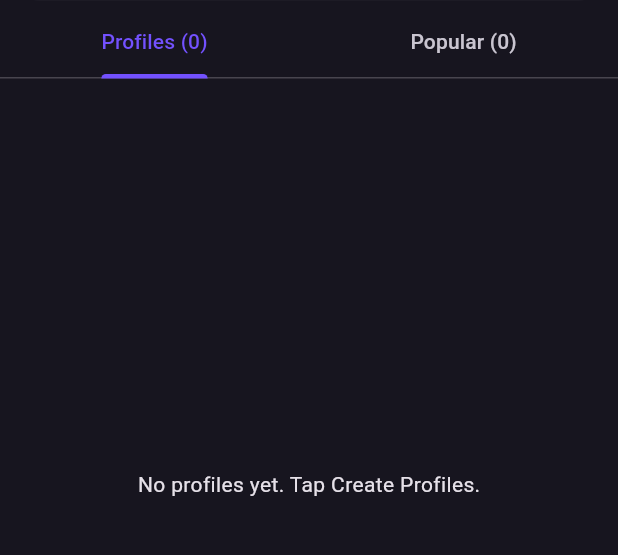
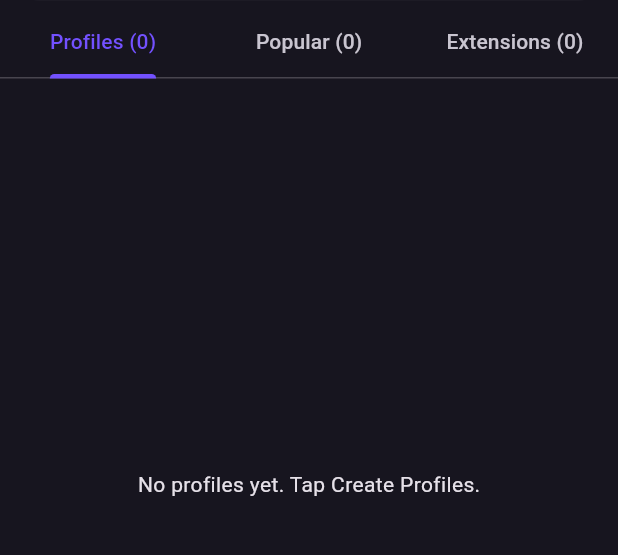
Before and after one commit to iam4all26/KBrowser, a Flutter app: the screen it shows after launch, on a phone screen of 412 x 824 dp, the part 346-901 px from its top. Run offline on Flutter 3.47's test engine with Material 3 defaults, Android fonts, the phone set to English and light mode, and no system bars; our stand-ins replace image_picker, sqflite; accounts and stored records are empty.

Commit message:
Add 5, update 7 files
Added:
- lib/features/extensions/extensions_tab.dart
- lib/features/extensions/profile_extensions_screen.dart
- lib/features/extensions/userscript.dart
- lib/models/user_extension.dart
- lib/services/extension_service.dart

Updated:
- lib/core/database/app_database.dart
- lib/features/browser/browser_screen.dart
- lib/features/profiles/profile_dashboard_screen.dart
- lib/services/home_service.dart
- lib/services/profile_service.dart
- packages/kmulti_profiles/android/src/main/kotlin/com/kainuwa/kmultibrowser/profiles/KWebView.kt
- packages/kmulti_profiles/lib/kmulti_profiles.dart

```diff
--- a/lib/core/database/app_database.dart
+++ b/lib/core/database/app_database.dart
@@ -2,7 +2,7 @@ import 'package:sqflite/sqflite.dart';
 
 class AppDatabase {
   static const _file = 'k_multi_browser.db';
-  static const _version = 6;
+  static const _version = 7;
 
   static Future<Database> open() async {
     final dir = await getDatabasesPath();
@@ -30,6 +30,7 @@ CREATE TABLE profiles (
         await _createV4(db);
         await _createV5(db);
         await _createV6(db);
+        await _createV7(db);
       },
       onUpgrade: (db, oldVersion, newVersion) async {
         if (oldVersion < 2) await _createV2(db);
@@ -45,8 +46,33 @@ CREATE TABLE profiles (
         }
         if (oldVersion < 5) await _createV5(db);
         if (oldVersion < 6) await _createV6(db);
+        if (oldVersion < 7) await _createV7(db);
       },
     );
+  }
+
+  /// Version 7: extensions (library added at the main Home) and per-profile switches.
+  static Future<void> _createV7(Database db) async {
+    await db.execute('''
+CREATE TABLE extensions (
+    id INTEGER PRIMARY KEY AUTOINCREMENT,
+    name TEXT NOT NULL,
+    version TEXT NOT NULL DEFAULT '',
+    description TEXT NOT NULL DEFAULT '',
+    matches TEXT NOT NULL DEFAULT '',
+    excludes TEXT NOT NULL DEFAULT '',
+    run_at TEXT NOT NULL DEFAULT 'document-idle',
+    code TEXT NOT NULL,
+    source_url TEXT,
+    created_at INTEGER NOT NULL
+)''');
+    await db.execute('''
+CREATE TABLE profile_extensions (
+    profile_id TEXT NOT NULL,
+    extension_id INTEGER NOT NULL,
+    enabled INTEGER NOT NULL DEFAULT 1,
+    PRIMARY KEY (profile_id, extension_id)
+)''');
   }
 
   /// Version 6: Popular sites on the main Home (app-wide, not per profile).
--- a/lib/features/profiles/profile_dashboard_screen.dart
+++ b/lib/features/profiles/profile_dashboard_screen.dart
@@ -1,3 +1,4 @@
+import '../extensions/extensions_tab.dart';
 import '../home/home_stats_strip.dart';
 import '../home/popular_tab.dart';
 import '../home/shortcut_dialog.dart';
@@ -7,6 +8,7 @@ import 'package:flutter/material.dart';
 import '../../core/theme/app_theme.dart';
 import '../../models/app_profile.dart';
 import '../../models/home_shortcut.dart';
+import '../../services/extension_service.dart';
 import '../../services/home_service.dart';
 import '../../services/profile_service.dart';
 import '../browser/browser_screen.dart';
@@ -25,7 +27,8 @@ class ProfileDashboardScreen extends StatefulWidget {
 
 class _ProfileDashboardScreenState extends State<ProfileDashboardScreen>
     with SingleTickerProviderStateMixin {
-  late final TabController _tabCtl = TabController(length: 2, vsync: this);
+  late final TabController _tabCtl = TabController(length: 3, vsync: this);
+  late final ExtensionService _ext = ExtensionService(widget.service.db);
   late final HomeService _home = HomeService(widget.service.db);
   HomeStats? _stats;
   final Set<String> _selected = {};
@@ -45,13 +48,17 @@ class _ProfileDashboardScreenState extends State<ProfileDashboardScreen>
     });
     _home.addListener(_refreshStats);
     _s.addListener(_refreshStats);
+    _ext.addListener(_refreshStats);
     _home.load();
+    _ext.load();
     _refreshStats();
   }
 
   @override
   void dispose() {
     _home.removeListener(_refreshStats);
+    _ext.removeListener(_refreshStats);
+    _ext.dispose();
     _s.removeListener(_refreshStats);
     _home.dispose();
     _tabCtl.dispose();
@@ -63,6 +70,8 @@ class _ProfileDashboardScreenState extends State<ProfileDashboardScreen>
     final st = await _home.stats();
     if (mounted) setState(() => _stats = st);
   }
+
+  Future<void> _addExtension() => showAddExtensionFlow(context, _ext);
 
   Future<void> _addSite() async {
     final r = await showShortcutDialog(context);
@@ -297,7 +306,15 @@ class _ProfileDashboardScreenState extends State<ProfileDashboardScreen>
           },
           child: Scaffold(
             appBar: _appBar(),
-            floatingActionButton: _tabCtl.index == 1
+            floatingActionButton: _tabCtl.index == 2
+                ? FloatingActionButton.extended(
+                    onPressed: _addExtension,
+                    backgroundColor: AppColors.gold,
+                    foregroundColor: AppColors.darkBase,
+                    icon: const Icon(Icons.add),
+                    label: const Text('Add extension'),
+                  )
+                : _tabCtl.index == 1
                 ? FloatingActionButton.extended(
                     onPressed: _addSite,
                     backgroundColor: AppColors.gold,
@@ -334,6 +351,7 @@ class _ProfileDashboardScreenState extends State<ProfileDashboardScreen>
                   tabs: [
                     Tab(text: 'Profiles (${_s.profiles.length})'),
                     Tab(text: 'Popular (${_stats?.shortcuts ?? 0})'),
+                    Tab(text: 'Extensions (${_stats?.extensions ?? 0})'),
                   ],
                 ),
                 Expanded(
@@ -342,6 +360,7 @@ class _ProfileDashboardScreenState extends State<ProfileDashboardScreen>
                     children: [
                       _profilesView(items),
                       PopularTab(home: _home, onOpen: _openShortcut, onToast: _toast),
+                      ExtensionsTab(service: _ext),
                     ],
                   ),
                 ),
--- /dev/null
+++ b/lib/models/user_extension.dart
@@ -0,0 +1,42 @@
+/// An extension (userscript) stored once in the main Home library.
+class UserExtension {
+  const UserExtension({
+    required this.id,
+    required this.name,
+    required this.version,
+    required this.description,
+    required this.matches,
+    required this.excludes,
+    required this.runAt,
+    required this.code,
+    required this.createdAt,
+    this.sourceUrl,
+  });
+
+  final int id;
+  final String name;
+  final String version;
+  final String description;
+  final List<String> matches; // @match / @include patterns
+  final List<String> excludes; // @exclude / @exclude-match patterns
+  final String runAt; // document-start | document-end | document-idle
+  final String code;
+  final String? sourceUrl;
+  final int createdAt;
+
+  static List<String> _lines(Object? v) =>
+      ((v as String?) ?? '').split('\n').where((e) => e.trim().isNotEmpty).toList();
+
+  factory UserExtension.fromMap(Map<String, Object?> m) => UserExtension(
+        id: m['id'] as int,
+        name: (m['name'] as String?) ?? 'Extension',
+        version: (m['version'] as String?) ?? '',
+        description: (m['description'] as String?) ?? '',
+        matches: _lines(m['matches']),
+        excludes: _lines(m['excludes']),
+        runAt: (m['run_at'] as String?) ?? 'document-idle',
+        code: (m['code'] as String?) ?? '',
+        sourceUrl: m['source_url'] as String?,
+        createdAt: m['created_at'] as int,
+      );
+}
--- /dev/null
+++ b/lib/services/extension_service.dart
@@ -0,0 +1,85 @@
+import 'package:flutter/foundation.dart';
+import 'package:sqflite/sqflite.dart';
+
+import '../features/extensions/userscript.dart';
+import '../models/user_extension.dart';
+
+/// Extension library (app-wide, added at the main Home) and which profiles use which.
+class ExtensionService extends ChangeNotifier {
+  ExtensionService(this._db);
+
+  final Database _db;
+  List<UserExtension> extensions = const [];
+  Map<int, int> usage = const {}; // extension id -> number of profiles using it
+
+  Future<void> load() async {
+    final rows = await _db.query('extensions', orderBy: 'created_at DESC, id DESC');
+    extensions = rows.map(UserExtension.fromMap).toList();
+    final u = await _db.rawQuery(
+      'SELECT extension_id AS id, COUNT(*) AS c FROM profile_extensions WHERE enabled = 1 GROUP BY extension_id',
+    );
+    usage = {for (final r in u) r['id'] as int: r['c'] as int};
+    notifyListeners();
+  }
+
+  Map<String, Object?> _values(ParsedUserscript p, String? sourceUrl) => {
+        'name': p.name,
+        'version': p.version,
+        'description': p.description,
+        'matches': p.matches.join('\n'),
+        'excludes': p.excludes.join('\n'),
+        'run_at': p.runAt,
+        'code': p.code,
+        'source_url': sourceUrl,
+      };
+
+  Future<int> add(ParsedUserscript p, {String? sourceUrl}) async {
+    final id = await _db.insert('extensions', {
+      ..._values(p, sourceUrl),
+      'created_at': DateTime.now().millisecondsSinceEpoch,
+    });
+    await load();
+    return id;
+  }
+
+  /// Replaces the code of an installed extension (profiles keep it switched on).
+  Future<void> replace(int id, ParsedUserscript p, {String? sourceUrl}) async {
+    await _db.update('extensions', _values(p, sourceUrl), where: 'id = ?', whereArgs: [id]);
+    await load();
+  }
+
+  Future<void> delete(int id) async {
+    await _db.delete('profile_extensions', where: 'extension_id = ?', whereArgs: [id]);
+    await _db.delete('extensions', where: 'id = ?', whereArgs: [id]);
+    await load();
+  }
+
+  Future<Set<int>> enabledFor(String profileId) async {
+    final rows = await _db.query(
+      'profile_extensions',
+      columns: ['extension_id'],
+      where: 'profile_id = ? AND enabled = 1',
+      whereArgs: [profileId],
+    );
+    return {for (final r in rows) r['extension_id'] as int};
+  }
+
+  Future<void> setEnabled(String profileId, int extensionId, bool on) async {
+    await _db.insert(
+      'profile_extensions',
+      {'profile_id': profileId, 'extension_id': extensionId, 'enabled': on ? 1 : 0},
+      conflictAlgorithm: ConflictAlgorithm.replace,
+    );
+    await load();
+  }
+
+  /// Ready-to-inject scripts of the extensions switched on for [profileId].
+  Future<List<String>> scriptsFor(String profileId) async {
+    final rows = await _db.rawQuery(
+      'SELECT e.* FROM extensions e JOIN profile_extensions p ON p.extension_id = e.id '
+      'WHERE p.profile_id = ? AND p.enabled = 1 ORDER BY e.id',
+      [profileId],
+    );
+    return rows.map((r) => buildInjectedScript(UserExtension.fromMap(r))).toList();
+  }
+}
--- a/lib/services/home_service.dart
+++ b/lib/services/home_service.dart
@@ -12,12 +12,14 @@ class HomeStats {
     required this.bookmarks,
     required this.history,
     required this.shortcuts,
+    this.extensions = 0,
   });
   final int profiles;
   final int tabs;
   final int bookmarks;
   final int history;
   final int shortcuts;
+  final int extensions;
 }
 
 /// App-wide Home data: the Popular sites and the stats shown above the profiles.
@@ -95,6 +97,7 @@ class HomeService extends ChangeNotifier {
       bookmarks: await _count('bookmarks'),
       history: await _count('history'),
       shortcuts: await _count('home_shortcuts'),
+      extensions: await _count('extensions'),
     );
   }
 }
--- a/lib/services/profile_service.dart
+++ b/lib/services/profile_service.dart
@@ -203,6 +203,7 @@ class ProfileService extends ChangeNotifier {
         await _db.delete('history', where: 'profile_id = ?', whereArgs: [id]);
         await _db.delete('bookmarks', where: 'profile_id = ?', whereArgs: [id]);
         await _db.delete('profile_settings', where: 'profile_id = ?', whereArgs: [id]);
+        await _db.delete('profile_extensions', where: 'profile_id = ?', whereArgs: [id]);
         await _db.delete('profiles', where: 'id = ?', whereArgs: [id]);
         deleted++;
       } catch (e) {
--- a/packages/kmulti_profiles/lib/kmulti_profiles.dart
+++ b/packages/kmulti_profiles/lib/kmulti_profiles.dart
@@ -134,6 +134,11 @@ class KWebViewController {
     return _channel.invokeMethod<void>('clearFind');
   }
 
+  /// Sets the extension scripts that run on every page of this WebView
+  /// (replaces the previous set; applies to pages loaded afterwards).
+  Future<void> setExtensions(List<String> scripts) =>
+      _channel.invokeMethod<void>('setExtensions', {'scripts': scripts});
+
   Future<void> setDesktopMode(bool enabled, {bool reload = true}) =>
       _channel.invokeMethod<void>('setDesktopMode', {'enabled': enabled, 'reload': reload});
 }
```
Also changed, not shown: lib/features/browser/browser_screen.dart (+30 -0 lines), lib/features/extensions/extensions_tab.dart (added, +284 -0 lines), lib/features/extensions/profile_extensions_screen.dart (added, +101 -0 lines), lib/features/extensions/userscript.dart (added, +145 -0 lines), 1 other file.
